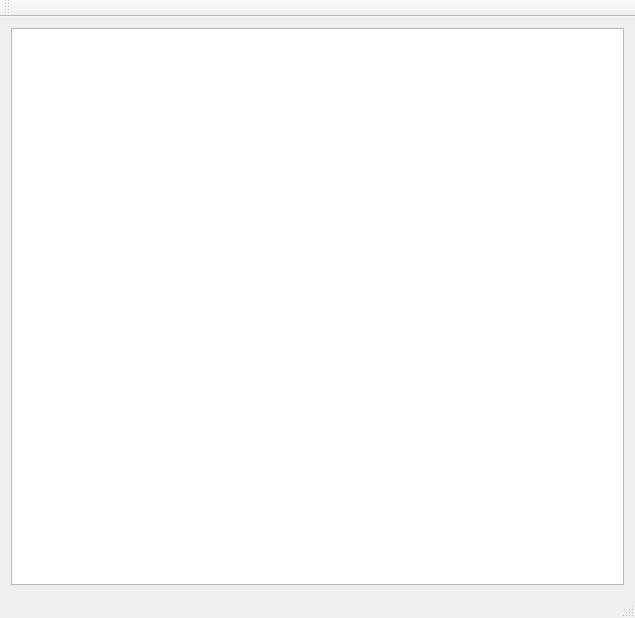
Old version of the form MainWindow.ui in the repository UrFU-Programming/Miner.
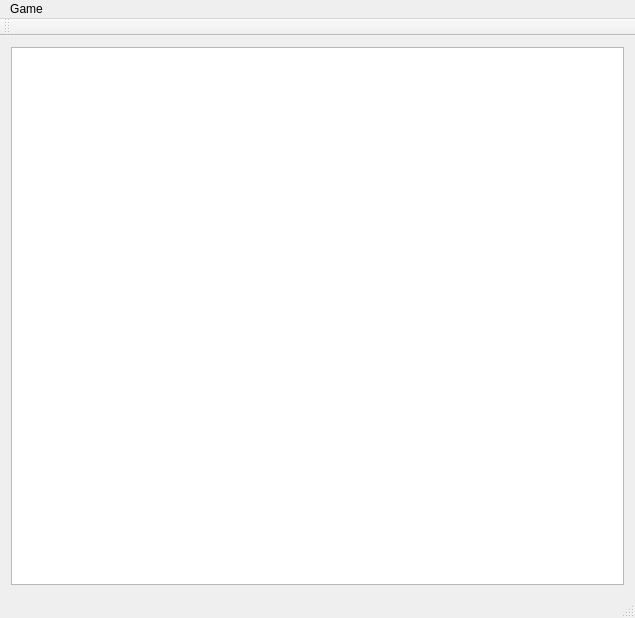
New version of the form.

Commit message:
MainWindow: added menu
Task 6.1

Patch:
```diff
--- a/MainWindow.ui
+++ b/MainWindow.ui
@@ -26,9 +26,17 @@
      <x>0</x>
      <y>0</y>
      <width>635</width>
-     <height>19</height>
+     <height>21</height>
     </rect>
    </property>
+   <widget class="QMenu" name="menuGame">
+    <property name="title">
+     <string>Game</string>
+    </property>
+    <addaction name="actionNewGame"/>
+    <addaction name="actionExit"/>
+   </widget>
+   <addaction name="menuGame"/>
   </widget>
   <widget class="QToolBar" name="mainToolBar">
    <attribute name="toolBarArea">
```
Left out of the diff: 16 changed lines with no effect on the pictures.
